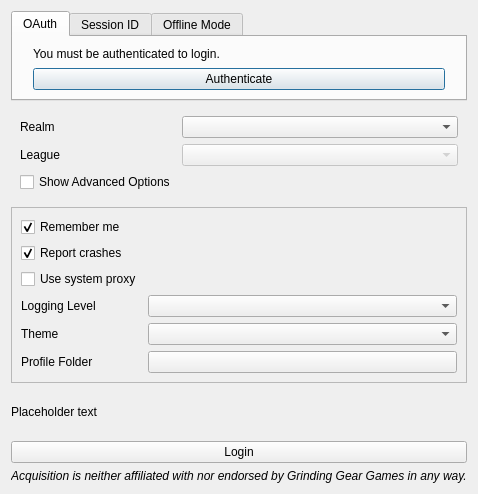
This is src/ui/logindialog.ui in gerwaric/acquisition as Qt 5 draws it before an edit. The edited form follows.
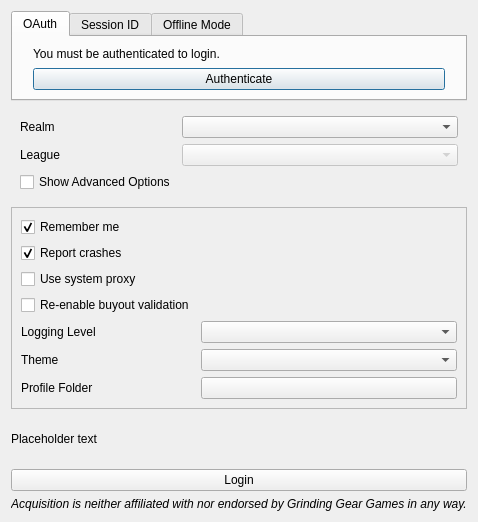
This is the edited form.

Commit message:
Work on the legacy buyout validator
- Add a UI
- Add a login dialog setting
- integrate with crashpad

Patch:
```diff
--- a/src/ui/logindialog.ui
+++ b/src/ui/logindialog.ui
@@ -7,7 +7,7 @@
     <x>0</x>
     <y>0</y>
     <width>471</width>
-    <height>494</height>
+    <height>522</height>
    </rect>
   </property>
   <property name="sizePolicy">
@@ -240,40 +240,47 @@
         </property>
        </widget>
       </item>
-      <item row="4" column="0">
+      <item row="5" column="0">
        <widget class="QLabel" name="loggingLevelLabel">
         <property name="text">
          <string>Logging Level</string>
         </property>
        </widget>
       </item>
-      <item row="4" column="1">
+      <item row="5" column="1">
        <widget class="QComboBox" name="loggingLevelComboBox"/>
       </item>
-      <item row="5" column="0">
+      <item row="6" column="0">
        <widget class="QLabel" name="themeLabel">
         <property name="text">
          <string>Theme</string>
         </property>
        </widget>
       </item>
-      <item row="5" column="1">
+      <item row="6" column="1">
        <widget class="QComboBox" name="themeComboBox"/>
       </item>
-      <item row="6" column="0">
+      <item row="7" column="0">
        <widget class="QLabel" name="userDirLabel">
         <property name="text">
          <string>Profile Folder</string>
         </property>
        </widget>
       </item>
-      <item row="6" column="1">
+      <item row="7" column="1">
        <widget class="QPushButton" name="userDirButton">
         <property name="text">
          <string/>
         </property>
        </widget>
       </item>
+      <item row="4" column="0">
+       <widget class="QCheckBox" name="buyoutValidationCheckBox">
+        <property name="text">
+         <string>Re-enable buyout validation</string>
+        </property>
+       </widget>
+      </item>
      </layout>
     </widget>
    </item>
```
The commit also changes 7 other files.
